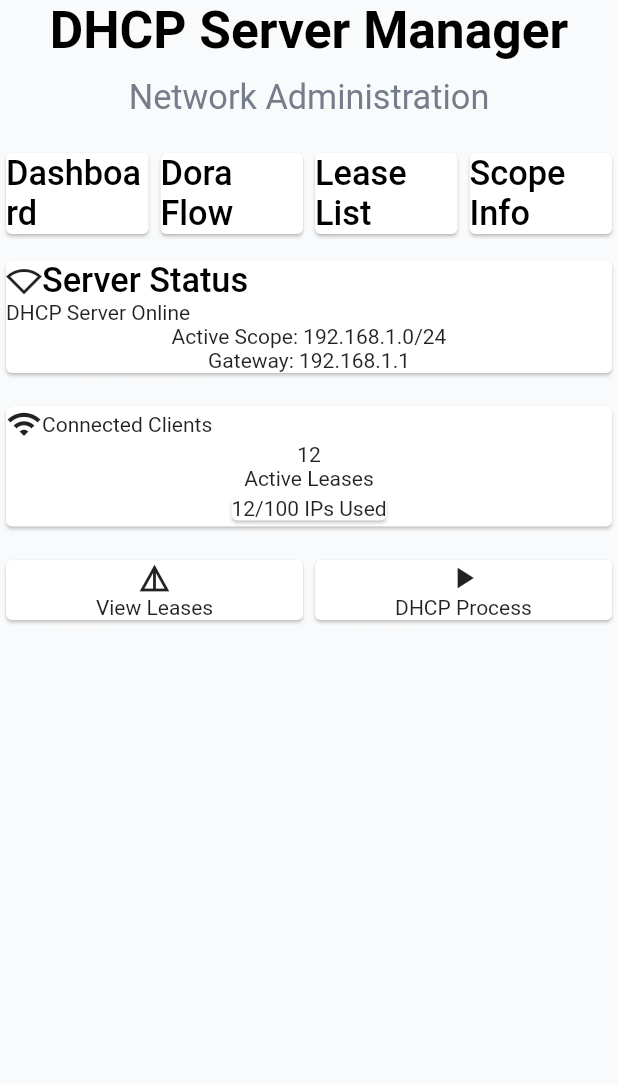
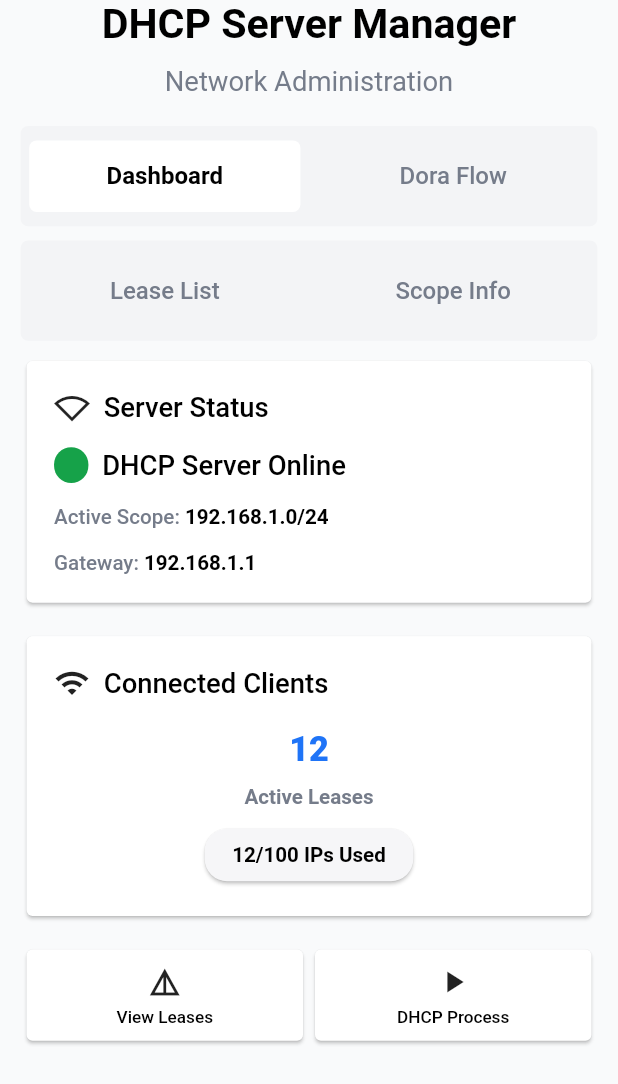
Before and after one commit to giahuyto3107/DHCP-demo, a Flutter app: the screen it shows after launch, on a phone screen of 412 x 824 dp. Shown: the top 1084 px of the screen. Run offline on Flutter 3.47's test engine with Material 3 defaults, Android fonts, the phone set to English and light mode, and no system bars; our stand-ins replace flutter_screenutil, go_router.

Commit message:
Complete dashBoard UI and main navigatior

```diff
--- a/lib/app_router.dart
+++ b/lib/app_router.dart
@@ -1,9 +1,11 @@
-import 'package:demo_dhcp_windows/screens/dashBoardScreen.dart';
+import 'package:demo_dhcp_windows/screens/dashBoard.dart';
+import 'package:demo_dhcp_windows/screens/homeScreen.dart';
 import 'package:demo_dhcp_windows/screens/doraFlowScreen.dart';
 import 'package:demo_dhcp_windows/screens/leaseListScreen.dart';
 import 'package:demo_dhcp_windows/screens/scopeInfoScreen.dart';
 import 'package:go_router/go_router.dart';
 
+const dashBoard = '/dash_board';
 const doraFlow = '/dora_flow';
 const leaseList = '/lease_list';
 const scopeInfo = '/scope_info';
@@ -12,10 +14,16 @@ final GoRouter appRouter = GoRouter(
   initialLocation: '/',
   routes: [
     GoRoute(
-      path:'/',
+      path: '/',
+      name: 'home-screen',
+      builder: (context, state) => HomeScreen()
+    ),
+
+      GoRoute(
+      path: dashBoard,
       name: 'dash-board',
       builder: (context, state) => DashBoardScreen()
-    ),
+      ),
 
     GoRoute(
       path: doraFlow,
--- /dev/null
+++ b/lib/screens/dashBoard.dart
@@ -0,0 +1,226 @@
+import 'package:flutter/material.dart';
+import 'package:flutter_screenutil/flutter_screenutil.dart';
+
+class DashBoardScreen extends StatelessWidget {
+  const DashBoardScreen({super.key});
+
+  @override
+  Widget build(BuildContext context) {
+    return Column(
+      children: [
+        serverStatusSection(),
+        SizedBox(height: 12.0.h),
+        connectedClientsSection(),
+        SizedBox(height: 12.0.h),
+        bottomNavigationTab()
+      ],
+    );
+  }
+
+  Widget serverStatusSection() {
+    return Card(
+      child: Padding(
+        padding: EdgeInsets.symmetric(horizontal: 16.0.w, vertical: 16.0.h),
+        child: Column(
+          crossAxisAlignment: CrossAxisAlignment.start,
+          children: [
+            Row(
+              children: [
+                Icon(Icons.signal_wifi_statusbar_null_sharp),
+                SizedBox(width: 8.w),
+                Text(
+                  "Server Status",
+                  style: TextStyle(
+                      fontSize: 16.sp,
+                      color: Colors.black,
+                      fontWeight: FontWeight.w500
+                  ),
+                ),
+              ],
+            ),
+            SizedBox(height: 12.0.h),
+            Row(
+              children: [
+                Container(
+                  decoration: BoxDecoration(
+                      borderRadius: BorderRadius.circular(30),
+                      color: Color(0xff16a249)
+                  ),
+                  height: 20.h,
+                  width: 20.w,
+                ),
+
+                SizedBox(width: 8.w),
+
+                Text(
+                  "DHCP Server Online",
+                  style: TextStyle(
+                      fontSize: 16.sp,
+                      color: Colors.black,
+                      fontWeight: FontWeight.w500
+                  ),
+                )
+              ],
+            ),
+
+            SizedBox(height: 12.0.h),
+
+            Row(
+              children: [
+                Text(
+                    "Active Scope: ",
+                    style: TextStyle(
+                        fontSize: 12.sp,
+                        color: Color(0xff757c8a),
+                        fontWeight: FontWeight.w500
+                    )
+                ),
+                Text(
+                  "192.168.1.0/24",
+                  style: TextStyle(
+                      fontSize: 12.sp,
+                      color: Colors.black,
+                      fontWeight: FontWeight.w600
+                  ),
+                )
+              ],
+            ),
+
+            SizedBox(height: 12.0.h),
+
+            Row(
+              children: [
+                Text(
+                  "Gateway: ",
+                  style: TextStyle(
+                      fontSize: 12.sp,
+                      color: Color(0xff757c8a),
+                      fontWeight: FontWeight.w500
+                  ),
+                ),
+                Text(
+                  "192.168.1.1",
+                  style: TextStyle(
+                      fontSize: 12.sp,
+                      color: Colors.black,
+                      fontWeight: FontWeight.w600
+                  ),
+                )
+              ],
+            )
+
+          ],
+        ),
+      ),
+    );
+  }
+
+  Widget connectedClientsSection() {
+    return Card(
+        child: Padding(
+          padding: EdgeInsets.symmetric(horizontal: 16.0.w, vertical: 16.0.h),
+          child: Column(
+            crossAxisAlignment: CrossAxisAlignment.center,
+            children: [
+              Align(
+                alignment: Alignment.topLeft,
+                child: Row(
+                  children: [
+                    Icon(Icons.wifi),
+                    SizedBox(width: 8.w),
+                    Text(
+                      "Connected Clients",
+                      style: TextStyle(
+                          fontSize: 16.sp,
+                          color: Colors.black,
+                          fontWeight: FontWeight.w500
+                      ),
+                    )
+                  ],
+                ),
+              ),
+
+              SizedBox(height: 16.0.h),
+
+              Text(
+                "12",
+                style: TextStyle(
+                    fontSize: 20.sp,
+                    color: Color(0xff1f74f7),
+                    fontWeight: FontWeight.w900
+                ),
+              ),
+              SizedBox(height: 8.0.h),
+              Text(
+                "Active Leases",
+                style: TextStyle(
+                    fontSize: 12.sp,
+                    color: Color(0xff757c8a),
+                    fontWeight: FontWeight.w600
+                ),
+              ),
+              SizedBox(height: 8.0.h),
+              Card(
+                color: Color(0xfff6f6f8),
+                shape: RoundedRectangleBorder(
+                    borderRadius: BorderRadiusGeometry.circular(15)
+                ),
+                child: Padding(
+                  padding: EdgeInsets.symmetric(horizontal: 16.0.w, vertical: 8.0.h),
+                  child: Text(
+                    "12/100 IPs Used",
+                    style: TextStyle(
+                        fontSize: 12.sp,
+                        color: Colors.black,
+                        fontWeight: FontWeight.w600
+                    ),
+                  ),
+                ),
+              )
+            ],
+          ),
+        )
+    );
+  }
+
+  Widget bottomNavigationTab() {
+    return SizedBox(
+      width: double.infinity,
+      child: Row(
+        children: [
+          bottomNavigationCell(title: "View Leases", icon: Icons.details),
+          bottomNavigationCell(title: "DHCP Process", icon: Icons.play_arrow)
+        ],
+      ),
+    );
+  }
+
+  Widget bottomNavigationCell({
+    required String title,
+    required IconData icon
+  }) {
+    return Expanded(
+      child: Card(
+        child: Center(
+            child: Padding(
+              padding: EdgeInsets.symmetric(vertical: 8.0.h),
+              child: Column(
+                children: [
+                  Icon(icon),
+                  SizedBox(height: 4.0.h),
+                  Text(
+                    title,
+                    style: TextStyle(
+                        fontSize: 10.sp,
+                        color: Colors.black,
+                        fontWeight: FontWeight.w500
+                    ),
+                  )
+                ],
+              ),
+            )
+        ),
+      ),
+    );
+  }
+}
--- a/lib/screens/dashBoardScreen.dart
+++ /dev/null
@@ -1,162 +0,0 @@
-import 'package:flutter/material.dart';
-import 'package:flutter_screenutil/flutter_screenutil.dart';
-
-class DashBoardScreen extends StatelessWidget {
-  const DashBoardScreen({super.key});
-
-  @override
-  Widget build(BuildContext context) {
-    return Scaffold(
-      backgroundColor: Color(0xfff9fafb),
-      body: SafeArea(
-        child: Column(
-          children: [
-            Text(
-              "DHCP Server Manager",
-              style: TextStyle(
-                fontSize: 30.sp,
-                fontWeight: FontWeight.bold,
-                color: Colors.black,
-              ),
-            ),
-            SizedBox(height: 10.0.h),
-            Text(
-              "Network Administration",
-              style: TextStyle(
-                fontSize: 20.sp,
-                color: Color(0xff757c8a),
-                fontWeight: FontWeight.w400
-              ),
-            ),
-            SizedBox(height: 16.0.h),
-            navigationTab(
-              titles: [
-                'Dashboard', 'Dora Flow', 'Lease List', 'Scope Info'
-              ]
-            ),
-            SizedBox(height: 8.0.h),
-            serverStatusSection(),
-            SizedBox(height: 12.0.h),
-            connectedClientsSection(),
-            SizedBox(height: 12.0.h),
-            bottomNavigationTab()
-          ],
-        ),
-      ),
-    );
-  }
-
-  Widget navigationTab({required List<String> titles}) {
-    return SizedBox(
-      width: double.infinity,
-      child: Row(
-        children: List.generate(titles.length, (index) {
-          return Expanded(
-            child: Card(
-              child: Text(
-                titles[index],
-                style: TextStyle(
-                  fontSize: 20.sp,
-                  color: Colors.black,
-                  fontWeight: FontWeight.w500
-                ),
-              ),
-            ),
-          );
-        }).toList()
-      ),
-    );
-  }
-
-  Widget serverStatusSection() {
-    return Card(
-      child: Column(
-        children: [
-          Row(
-            children: [
-              Icon(Icons.signal_wifi_statusbar_null_sharp),
-              Text(
-                "Server Status",
-                style: TextStyle(
-                    fontSize: 20.sp,
-                    color: Colors.black,
-                    fontWeight: FontWeight.w500
-                ),
-              ),
-            ],
-          ),
-
-          Row(
-            children: [
-              Container(
-                decoration: BoxDecoration(
-                  borderRadius: BorderRadius.circular(30),
-                  color: Color(0xff16a249)
-                ),
-              ),
-              Text("DHCP Server Online")
-            ],
-          ),
-
-          Text("Active Scope: 192.168.1.0/24"),
-          Text("Gateway: 192.168.1.1")
-        ],
-      ),
-    );
-  }
-
-  Widget connectedClientsSection() {
-    return Card(
-      child: Column(
-        crossAxisAlignment: CrossAxisAlignment.center,
-        children: [
-          Align(
-            alignment: Alignment.topLeft,
-            child: Row(
-              children: [
-                Icon(Icons.wifi),
-                Text("Connected Clients")
-              ],
-            ),
-          ),
-
-          Text("12"),
-          Text("Active Leases"),
-          Card(
-            child: Text("12/100 IPs Used"),
-          )
-        ],
-      )
-    );
-  }
-
-  Widget bottomNavigationTab() {
-    return SizedBox(
-      width: double.infinity,
-      child: Row(
-        children: [
-          bottomNavigationCell(title: "View Leases", icon: Icons.details),
-          bottomNavigationCell(title: "DHCP Process", icon: Icons.play_arrow)
-        ],
-      ),
-    );
-  }
-}
-
-Widget bottomNavigationCell({
-  required String title,
-  required IconData icon
-}) {
-  return Expanded(
-    child: Card(
-      child: Center(
-        child: Column(
-          children: [
-            Icon(icon),
-            Text(title)
-          ],
-        )
-      ),
-    ),
-  );
-}
--- a/lib/screens/doraFlowScreen.dart
+++ b/lib/screens/doraFlowScreen.dart
@@ -5,7 +5,10 @@ class DoraFlowScreen extends StatelessWidget {
 
   @override
   Widget build(BuildContext context) {
-    return Scaffold(
+    return Column(
+      children: [
+        Text("test"),
+      ]
     );
   }
 }
--- /dev/null
+++ b/lib/screens/homeScreen.dart
@@ -0,0 +1,146 @@
+import 'package:demo_dhcp_windows/screens/dashBoard.dart';
+import 'package:demo_dhcp_windows/screens/doraFlowScreen.dart';
+import 'package:demo_dhcp_windows/screens/leaseListScreen.dart';
+import 'package:demo_dhcp_windows/screens/scopeInfoScreen.dart';
+import 'package:flutter/material.dart';
+import 'package:flutter_screenutil/flutter_screenutil.dart';
+
+class HomeScreen extends StatefulWidget {
+  const HomeScreen({super.key});
+
+  @override
+  State<HomeScreen> createState() => _HomeScreenState();
+}
+
+class _HomeScreenState extends State<HomeScreen> {
+  int _selectedIndex = 0;
+
+  @override
+  Widget build(BuildContext context) {
+    return Scaffold(
+      backgroundColor: Color(0xfff9fafb),
+      body: SafeArea(
+        child: Padding(
+          padding: EdgeInsets.symmetric(horizontal: 12.0.w),
+          child: Column(
+            children: [
+              Text(
+                "DHCP Server Manager",
+                style: TextStyle(
+                  fontSize: 24.sp,
+                  fontWeight: FontWeight.bold,
+                  color: Colors.black,
+                ),
+              ),
+              SizedBox(height: 10.0.h),
+              Text(
+                "Network Administration",
+                style: TextStyle(
+                  fontSize: 16.sp,
+                  color: Color(0xff757c8a),
+                  fontWeight: FontWeight.w400
+                ),
+              ),
+              SizedBox(height: 16.0.h),
+              navigationTab(
+                titles: [
+                  'Dashboard', 'Dora Flow', 'Lease List', 'Scope Info'
+                ]
+              ),
+              SizedBox(height: 8.0.h),
+              contentSection(),
+
+            ],
+          ),
+        ),
+      ),
+    );
+  }
+
+  Widget contentSection() {
+    if (_selectedIndex == 0) {
+      return DashBoardScreen();
+    }
+    else if (_selectedIndex == 1) {
+      return DoraFlowScreen();
+    }
+
+    else if (_selectedIndex == 2) {
+      return LeaseListScreen();
+    }
+
+    else {
+      return ScopeInfoScreen();
+    }
+  }
+
+  Widget navigationTab({required List<String> titles}) {
+    int middleOfList = (titles.length/2).toInt();
+    return Column(
+      children: [
+        navigationRow(
+          titles: titles.sublist(0, middleOfList),
+          selectedIndex: _selectedIndex,
+          onTap: (index) {
+            setState(() {
+              _selectedIndex = index;
+            });
+          },
+        ),
+        SizedBox(height: 8.h),
+        navigationRow(
+            titles: titles.sublist(middleOfList, titles.length),
+            selectedIndex: _selectedIndex - middleOfList,
+            onTap: (index) {
+              setState(() {
+                _selectedIndex = index + middleOfList;
+              });
+            }
+        ),
+      ],
+    );
+  }
+
+  Widget navigationRow({
+    required List<String> titles,
+    required int selectedIndex,
+    required Function(int) onTap,
+  }) {
+    return Container(
+      decoration: BoxDecoration(
+        borderRadius: BorderRadius.circular(5),
+        color: const Color(0xfff3f4f6),
+      ),
+      child: Row(
+        children: List.generate(titles.length, (index) {
+          final bool isSelected = selectedIndex == index;
+
+          return Expanded(
+            child: GestureDetector(
+              onTap: () => onTap.call(index),
+              child: Padding(
+                padding: EdgeInsets.symmetric(horizontal: 5.0.w, vertical: 8.0.h),
+                child: Container(
+                  padding: EdgeInsets.symmetric(vertical: 12.h),
+                  decoration: BoxDecoration(
+                    color: isSelected ? Colors.white : Colors.transparent,
+                    borderRadius: BorderRadius.circular(5),
+                  ),
+                  alignment: Alignment.center,
+                  child: Text(
+                    titles[index],
+                    style: TextStyle(
+                      fontSize: 14.sp,
+                      color: isSelected ? Colors.black : const Color(0xff757c8a),
+                      fontWeight: isSelected ? FontWeight.bold : FontWeight.w500,
+                    ),
+                  ),
+                ),
+              ),
+            ),
+          );
+        }),
+      ),
+    );
+  }
+}
```
